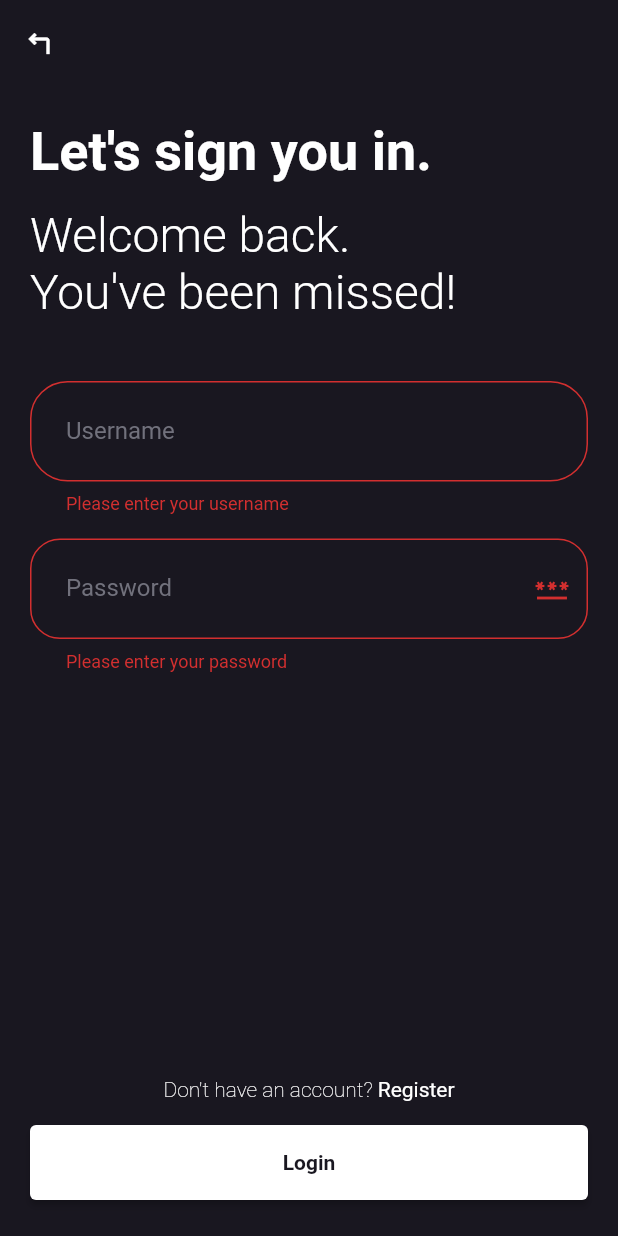
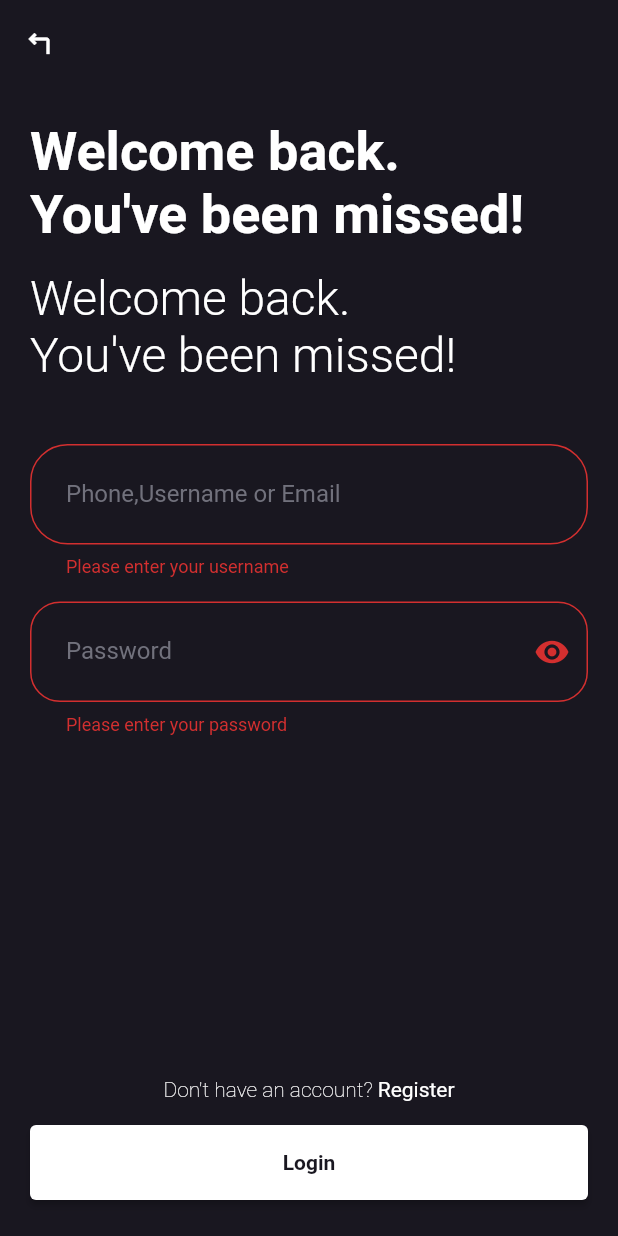
Before and after one commit to JaberMa/test_tasks, a Flutter app: the screen it shows after launch, after a tap on "Login", on a phone screen of 412 x 824 dp. Run offline on Flutter 3.47's test engine with Material 2 defaults, Android fonts, the phone set to English and light mode, and no system bars; our stand-ins replace easy_localization, flutter_mobx, mobx; generated files the repository leaves out were written again.

Commit message:
update Implement Mobx

```diff
--- a/assets/translations/ar.json
+++ b/assets/translations/ar.json
@@ -1,7 +1,8 @@
 {
-    "Login successful!": "تم تسجيل الدخول بنجاح!",
+    "Login_successful!": "تم تسجيل الدخول بنجاح!",
     "Login failed. Please check your credentials.": "فشل تسجيل الدخول. يرجى التحقق من بيانات الدخول.",
     "Let's sign you in.": "سجل الدخول الآن",
+    "msg_welcome":"",
     "Welcome back.": "مرحبًا مجددًا. ",
     "You've been missed!":"لقد افتقدناك!",
     "Don't have an account?": "لا تملك حسابًا؟",
--- a/assets/translations/en.json
+++ b/assets/translations/en.json
@@ -1,10 +1,11 @@
 {
     "test Task": "test Task",
-    "Login successful!": "Login successful!",
+    "Login_successful!": "Login successful!",
     "Login failed. Please check your credentials.": "Login failed. Please check your credentials.",
     "Let's sign you in.": "Let's sign you in.",
     "Welcome back.": "Welcome back.",
     "You've been missed!":"You've been missed!",
+    "msg_welcome":"Welcome back. \nYou've been missed!",
     "Don't have an account?": "Don't have an account?",
     "Username":"Username",
     "Password":"Password",
--- a/lib/main.dart
+++ b/lib/main.dart
@@ -1,8 +1,11 @@
 import 'package:flutter/material.dart';
+import 'package:provider/provider.dart';
 import 'package:test_tasks/screens/login_screen/login_screen.dart';
 import 'package:test_tasks/utils/app_theme.dart';
 import 'package:test_tasks/utils/routes.dart';
 import 'package:easy_localization/easy_localization.dart';
+
+import 'mobx/login_mobx.dart';
 
 void main() async {
   WidgetsFlutterBinding.ensureInitialized();
@@ -18,6 +21,21 @@ void main() async {
 
 class MyApp extends StatelessWidget {
   const MyApp({super.key});
+  static LoginBase authStore = LoginBase();
+  @override
+  Widget build(BuildContext context) => Provider<LoginBase>(
+      create: (_) => LoginBase(),
+      child: MaterialApp(
+        localizationsDelegates: context.localizationDelegates,
+        supportedLocales: context.supportedLocales,
+        title: 'test',
+        theme: AppTheme.darkTheme,
+        onGenerateRoute: Routes.generateRoute,
+        initialRoute: LoginScreen.logInScreen,
+      ));
+}
+
+/*
 
   @override
   Widget build(BuildContext context) {
@@ -30,4 +48,4 @@ class MyApp extends StatelessWidget {
       initialRoute: LoginScreen.logInScreen,
     );
   }
-}
+}*/
--- a/lib/mobx/login_mobx.dart
+++ b/lib/mobx/login_mobx.dart
@@ -1,4 +1,3 @@
-import 'package:flutter/material.dart';
 import 'package:mobx/mobx.dart';
 import 'package:test_tasks/utils/constants/app_strings.dart';
 part 'login_mobx.g.dart';
--- a/lib/screens/home_screen.dart
+++ b/lib/screens/home_screen.dart
@@ -1,4 +1,8 @@
 import 'package:flutter/material.dart';
+import 'package:flutter_mobx/flutter_mobx.dart';
+import 'package:provider/provider.dart';
+import 'package:test_tasks/screens/login_screen/login_screen.dart';
+import '../mobx/login_mobx.dart';
 
 class HomeScreen extends StatefulWidget {
   static const String homeScreen = '/home';
@@ -11,13 +15,29 @@ class HomeScreen extends StatefulWidget {
 class _HomeScreenState extends State<HomeScreen> {
   @override
   Widget build(BuildContext context) {
+    final authInfo = Provider.of<LoginBase>(context);
+
     return Scaffold(
       appBar: AppBar(
         title: const Text('Home'),
         automaticallyImplyLeading: false,
       ),
-      body: const Center(
-        child: Text('Welcome to the Home Screen!'),
+      body: Center(
+        child: Column(
+          mainAxisAlignment: MainAxisAlignment.center,
+          children: [
+            Observer(
+              builder: (BuildContext context) {
+                return Text('Welcome to the Home Screen! ${authInfo.username}!');
+              },
+            ),
+            ElevatedButton(
+                onPressed: () {
+                  Navigator.popAndPushNamed(context, LoginScreen.logInScreen);
+                },
+                child: Text("LOgout"))
+          ],
+        ),
       ),
     );
   }
--- a/lib/screens/login_screen/components/msg_welcome.dart
+++ b/lib/screens/login_screen/components/msg_welcome.dart
@@ -12,7 +12,7 @@ class MsgWelcome extends StatelessWidget {
       crossAxisAlignment: CrossAxisAlignment.stretch,
       children: [
         Text(
-          headlineWelcome.tr(),
+          "msg_welcome".tr(),
           style: const TextStyle(
             fontSize: 36,
             fontWeight: FontWeight.w700,
--- a/lib/screens/login_screen/login_screen.dart
+++ b/lib/screens/login_screen/login_screen.dart
@@ -1,16 +1,16 @@
+import 'package:flutter_mobx/flutter_mobx.dart';
+import 'package:provider/provider.dart';
 import '../../mixins/snack_mixin.dart';
 import 'package:flutter/material.dart';
 import 'package:test_tasks/screens/login_screen/components/msg_welcome.dart';
 import 'package:test_tasks/utils/constants/app_strings.dart';
 import '../../mobx/login_mobx.dart';
 import 'package:easy_localization/easy_localization.dart';
-
 import '../home_screen.dart';
 
 class LoginScreen extends StatefulWidget {
   static const String logInScreen = '/login';
   const LoginScreen({super.key});
-
   @override
   LoginScreenState createState() => LoginScreenState();
 }
@@ -35,7 +35,8 @@ class LoginScreenState extends State<LoginScreen> with SnackMixin {
 
   @override
   Widget build(BuildContext context) {
-    final authStore = LoginBase();
+    final authInfo = Provider.of<LoginBase>(context);
+
     return Scaffold(
       appBar: AppBar(
         elevation: 0,
@@ -60,7 +61,7 @@ class LoginScreenState extends State<LoginScreen> with SnackMixin {
                   TextFormField(
                     controller: _usernameController,
                     decoration: InputDecoration(
-                      labelText: 'Username'.tr(),
+                      labelText: 'Phone,Username or Email'.tr(),
                       border: OutlineInputBorder(
                         borderRadius: BorderRadius.circular(25.0),
                       ),
@@ -76,9 +77,12 @@ class LoginScreenState extends State<LoginScreen> with SnackMixin {
                   TextFormField(
                     controller: _passwordController,
                     decoration: InputDecoration(
-                      suffixIcon: IconButton(
-                          onPressed: () => toggleObscureText(),
-                          icon: Icon(Icons.password)),
+                      suffixIcon: GestureDetector(
+                        onTap: () => toggleObscureText(),
+                        child: Icon(
+                          obscureText ? Icons.visibility : Icons.visibility_off,
+                        ),
+                      ),
                       labelText: 'Password'.tr(),
                     ),
                     obscureText: obscureText,
@@ -92,8 +96,10 @@ class LoginScreenState extends State<LoginScreen> with SnackMixin {
                 ],
               ),
             ),
-            Expanded(child: SizedBox()),
-            Column(children: [
+            const Expanded(child: SizedBox()),
+            Observer(
+              builder: (context) {
+                return Column(children: [
                   Row(
                     mainAxisAlignment: MainAxisAlignment.center,
                     children: [
@@ -120,21 +126,26 @@ class LoginScreenState extends State<LoginScreen> with SnackMixin {
                       ),
                       onPressed: () async {
                         if (_formKey.currentState!.validate()) {
-                      authStore.setUsername(_usernameController.text);
-                      authStore.setPassword(_passwordController.text);
-                      bool canLogin = await authStore.login();
+                          authInfo.setUsername(_usernameController.text);
+                          authInfo.setPassword(_passwordController.text);
+                          print(authInfo.password);
+
+                          bool canLogin = await authInfo.login();
                           if (canLogin && mounted) {
                             showSuccess(
                                 context, AppStrings.loginSuccessMessage.tr());
-                        Navigator.pushNamed(context, HomeScreen.homeScreen);
+                            Navigator.pushReplacementNamed(
+                                context, HomeScreen.homeScreen);
                           } else {
-                        showError(context, AppStrings.loginErrorMessage.tr());
+                            showError(context, 'Login_successful!'.tr());
                           }
                         }
                       },
                     ),
                   ),
-            ]),
+                ]);
+              },
+            ),
           ],
         ),
       ),
--- a/lib/utils/routes.dart
+++ b/lib/utils/routes.dart
@@ -7,7 +7,7 @@ class Routes {
   static Route<dynamic> generateRoute(RouteSettings settings) {
     switch (settings.name) {
       case LoginScreen.logInScreen:
-        return MaterialPageRoute(builder: (_) => const LoginScreen());
+        return MaterialPageRoute(builder: (_) => LoginScreen());
       case HomeScreen.homeScreen:
         return MaterialPageRoute(builder: (_) => const HomeScreen());
       default:
```
Lines whose indentation alone changed are shown as unchanged.
